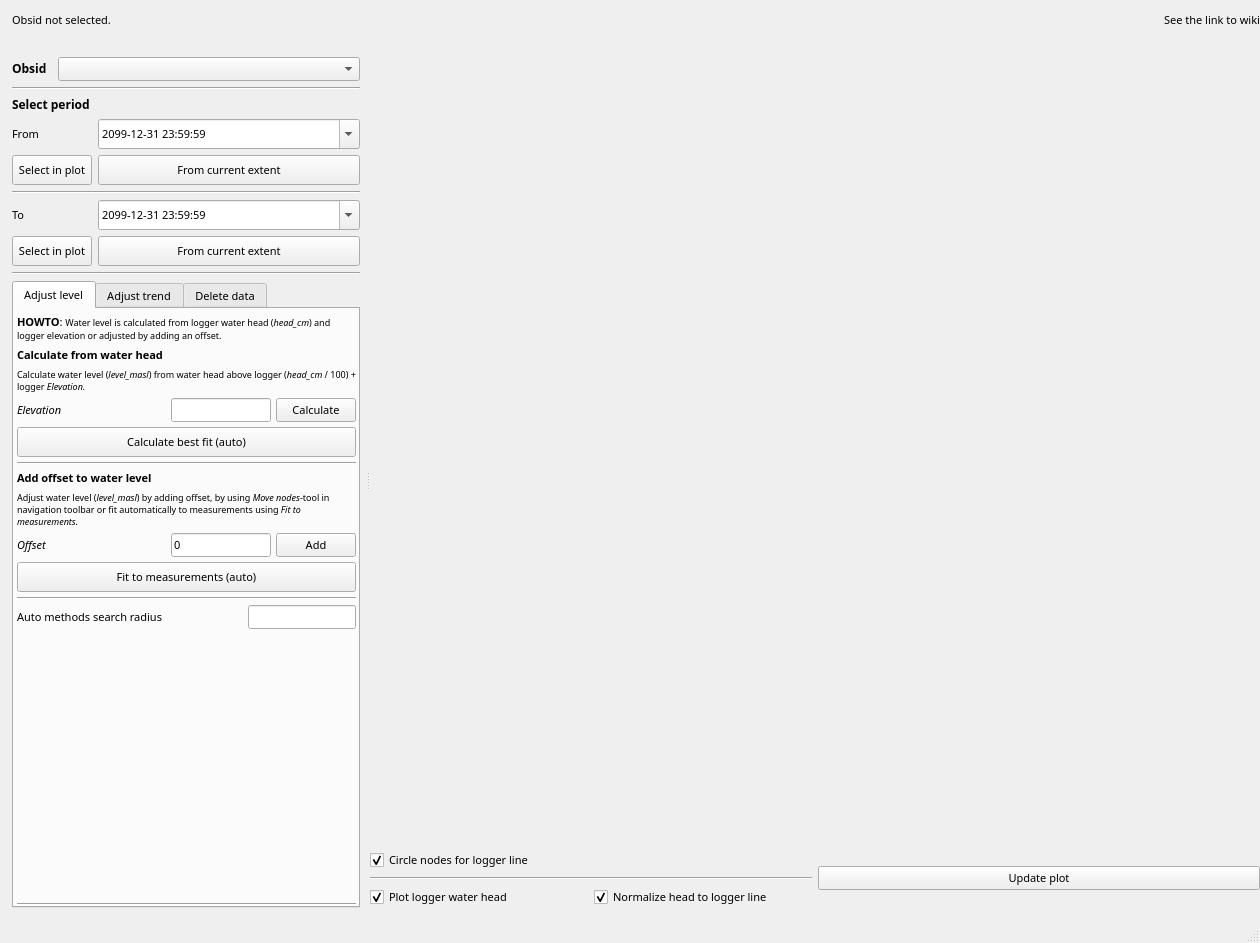
jkall/qgis-midvatten-plugin, file ui/calibr_logger_dialog_integrated.ui: the form before one commit.
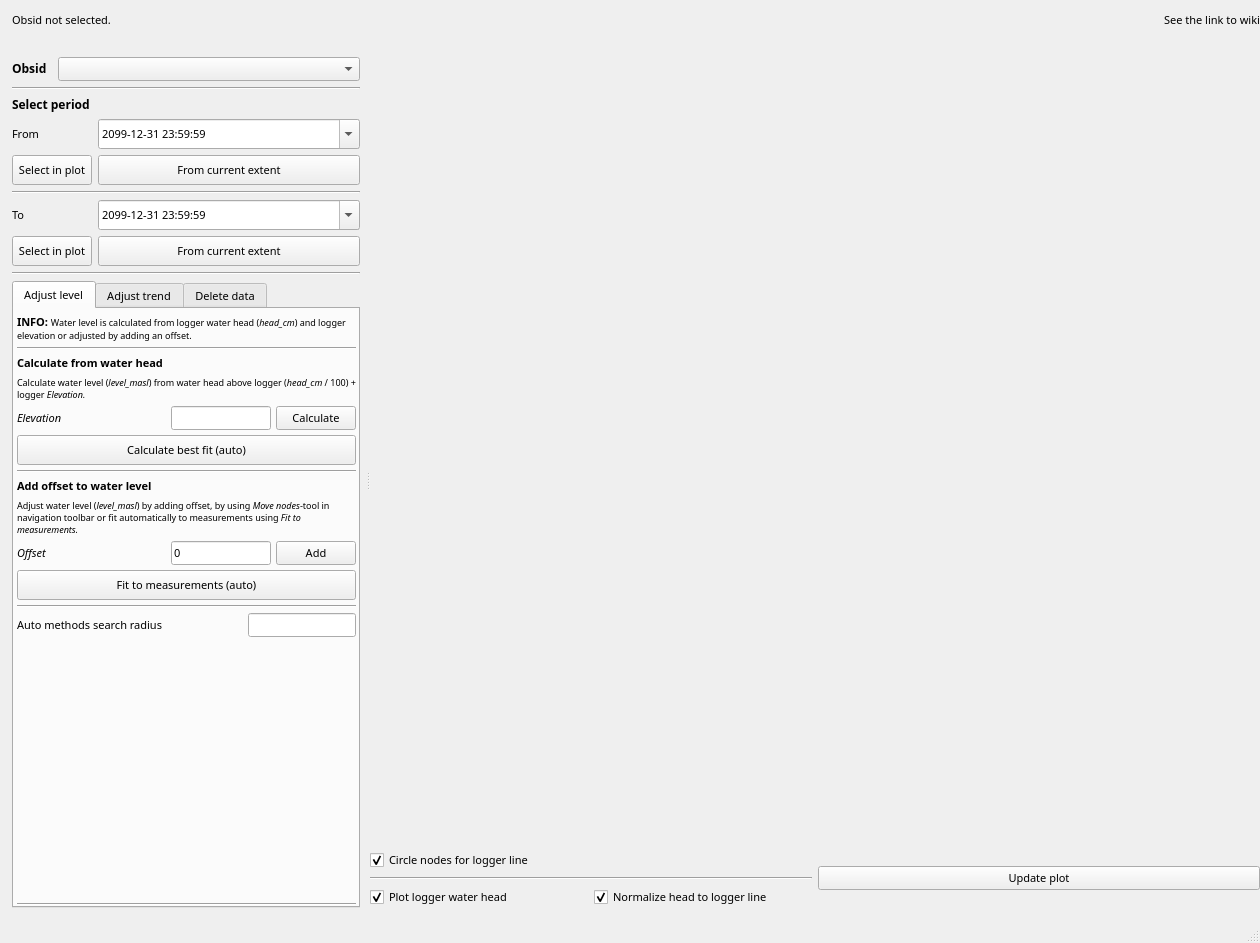
The form after the commit.

```diff
--- a/ui/calibr_logger_dialog_integrated.ui
+++ b/ui/calibr_logger_dialog_integrated.ui
@@ -699,7 +699,7 @@
                <string/>
               </property>
               <property name="text">
-               <string>&lt;html&gt;&lt;head/&gt;&lt;body&gt;&lt;p&gt;&lt;span style=&quot; font-weight:600;&quot;&gt;HOWTO&lt;/span&gt;: &lt;span style=&quot; font-size:7pt;&quot;&gt;Water level is calculated from logger water head (&lt;/span&gt;&lt;span style=&quot; font-size:7pt; font-style:italic;&quot;&gt;head_cm&lt;/span&gt;&lt;span style=&quot; font-size:7pt;&quot;&gt;) and logger elevation or adjusted by adding an offset.&lt;/span&gt;&lt;/p&gt;&lt;/body&gt;&lt;/html&gt;</string>
+               <string>&lt;html&gt;&lt;head/&gt;&lt;body&gt;&lt;p&gt;&lt;span style=&quot; font-weight:600;&quot;&gt;INFO: &lt;/span&gt;&lt;span style=&quot; font-size:7pt;&quot;&gt;Water level is calculated from logger water head (&lt;/span&gt;&lt;span style=&quot; font-size:7pt; font-style:italic;&quot;&gt;head_cm&lt;/span&gt;&lt;span style=&quot; font-size:7pt;&quot;&gt;) and logger elevation or adjusted by adding an offset.&lt;/span&gt;&lt;/p&gt;&lt;/body&gt;&lt;/html&gt;</string>
               </property>
               <property name="textFormat">
                <enum>Qt::RichText</enum>
@@ -709,6 +709,13 @@
               </property>
              </widget>
             </item>
+            <item>
+             <widget class="Line" name="line_10">
+              <property name="orientation">
+               <enum>Qt::Horizontal</enum>
+              </property>
+             </widget>
+            </item>
             <item>
              <widget class="QLabel" name="label_5">
               <property name="font">
```
Left out of the diff: 10 changed lines with no effect on the pictures.
